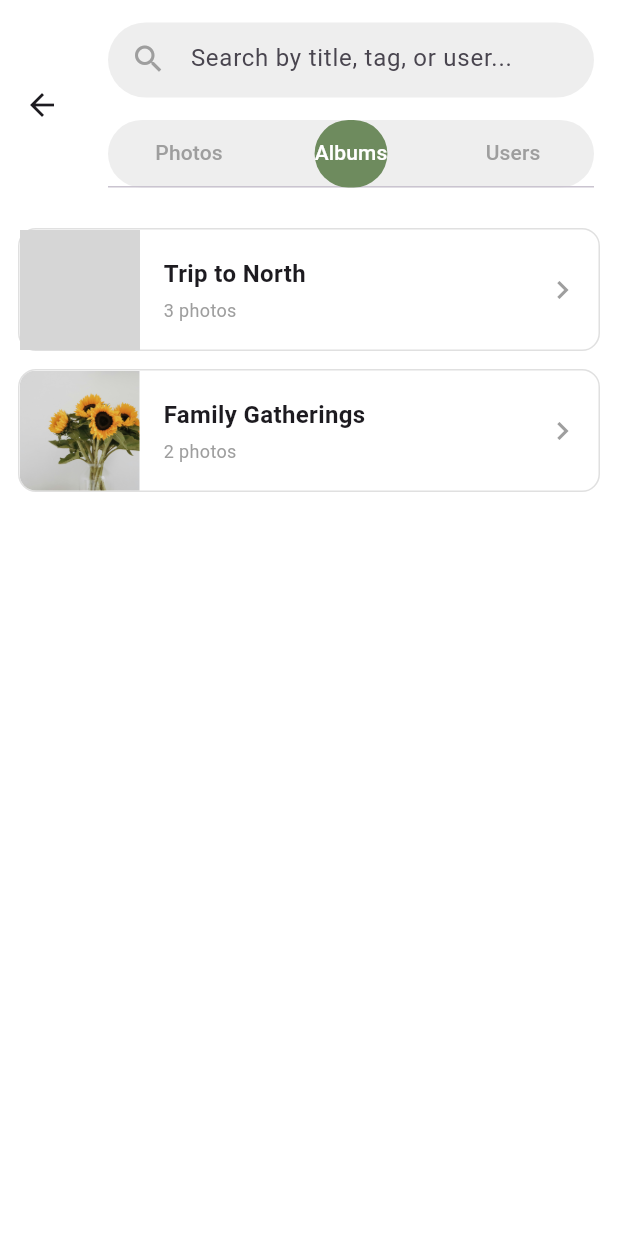
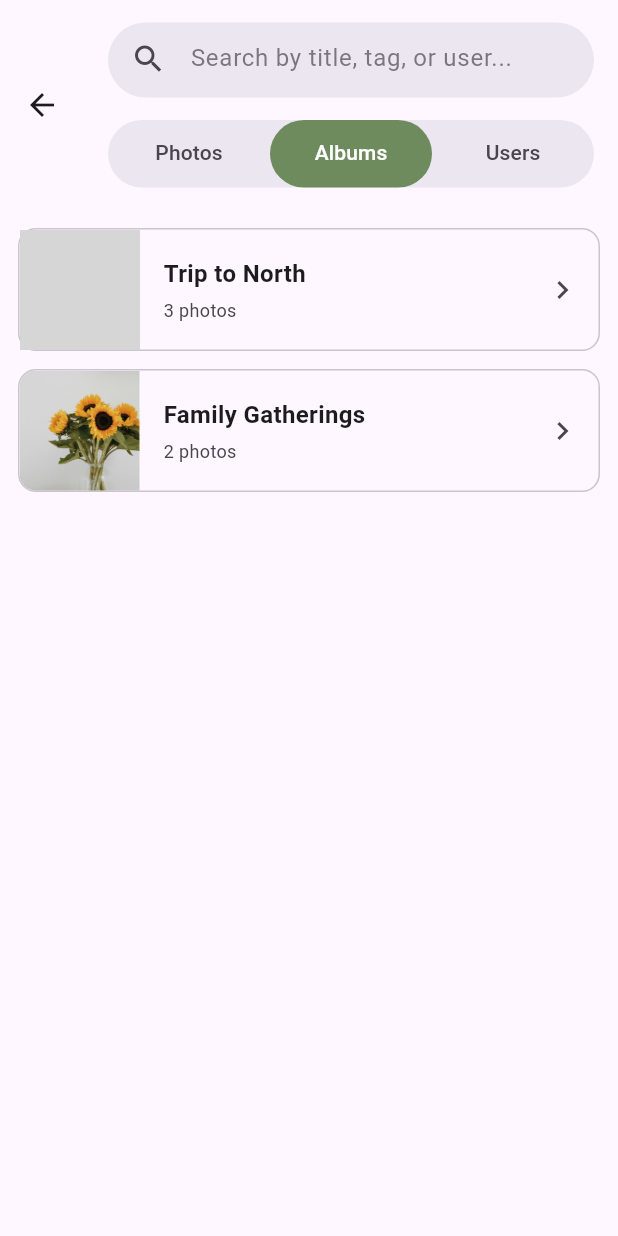
Before and after one commit to mahsaarp/Mora, a Flutter app: the SearchScreen screen opened directly, tab 2 chosen, on a phone screen of 412 x 824 dp. Run offline on Flutter 3.47's test engine with Material 3 defaults, Android fonts, the phone set to English and light mode, and no system bars; our stand-ins replace image_picker; grey boxes are pictures that could not be loaded.

Commit message:
fixed a bug in search page

```diff
--- a/frontend/lib/pages/search_page.dart
+++ b/frontend/lib/pages/search_page.dart
@@ -60,7 +60,8 @@ class _SearchScreenState extends State<SearchScreen> {
     super.dispose();
   }
 
-  Widget _buildImage(String urlOrPath) {
+  Widget _buildImage(String urlOrPath, ThemeData theme) {
+    final scheme = theme.colorScheme;
     if (urlOrPath.startsWith('http')) {
       return Image.network(
         urlOrPath,
@@ -73,15 +74,19 @@ class _SearchScreenState extends State<SearchScreen> {
             borderRadius: 0,
           );
         },
-        errorBuilder: (context, error, stackTrace) =>
-            Container(color: Colors.grey.shade200, child: const Icon(Icons.broken_image)),
+        errorBuilder: (context, error, stackTrace) => Container(
+          color: scheme.surfaceContainerHighest,
+          child: Icon(Icons.broken_image, color: scheme.onSurfaceVariant),
+        ),
       );
     } else {
       return Image.asset(
         urlOrPath,
         fit: BoxFit.cover,
-        errorBuilder: (context, error, stackTrace) =>
-            Container(color: Colors.grey.shade200, child: const Icon(Icons.image_not_supported)),
+        errorBuilder: (context, error, stackTrace) => Container(
+          color: scheme.surfaceContainerHighest,
+          child: Icon(Icons.image_not_supported, color: scheme.onSurfaceVariant),
+        ),
       );
     }
   }
@@ -111,32 +116,38 @@ class _SearchScreenState extends State<SearchScreen> {
 
   @override
   Widget build(BuildContext context) {
+    final theme = Theme.of(context);
+    final scheme = theme.colorScheme;
+
     return DefaultTabController(
       length: 3,
       child: Scaffold(
-        backgroundColor: Colors.white,
+        backgroundColor: theme.scaffoldBackgroundColor,
         appBar: AppBar(
-          backgroundColor: Colors.white,
+          backgroundColor: theme.scaffoldBackgroundColor,
           elevation: 0,
           toolbarHeight: 140,
           title: Column(
             children: [
+              // Search Input Field
               Container(
                 height: 50,
                 padding: const EdgeInsets.symmetric(horizontal: 15),
                 decoration: BoxDecoration(
-                  color: Colors.grey[200],
+                  color: scheme.surfaceContainerHigh,
                   borderRadius: BorderRadius.circular(25),
                 ),
                 child: TextField(
                   controller: _searchController,
+                  style: TextStyle(color: scheme.onSurface),
                   decoration: InputDecoration(
                     hintText: "Search by title, tag, or user...",
+                    hintStyle: TextStyle(color: scheme.onSurfaceVariant.withOpacity(0.7)),
                     border: InputBorder.none,
-                    icon: const Icon(Icons.search, color: Colors.grey),
+                    icon: Icon(Icons.search, color: scheme.onSurfaceVariant),
                     suffixIcon: _searchQuery.isNotEmpty
                         ? IconButton(
-                      icon: const Icon(Icons.clear, color: Colors.grey),
+                      icon: Icon(Icons.clear, color: scheme.onSurfaceVariant),
                       onPressed: () => _searchController.clear(),
                     )
                         : null,
@@ -144,19 +155,22 @@ class _SearchScreenState extends State<SearchScreen> {
                 ),
               ),
               const SizedBox(height: 15),
+              // TabBar Navigation
               Container(
                 height: 45,
                 decoration: BoxDecoration(
-                  color: Colors.grey[200],
+                  color: scheme.surfaceContainerHigh,
                   borderRadius: BorderRadius.circular(25),
                 ),
                 child: TabBar(
+                  dividerColor: Colors.transparent,
+                  indicatorSize: TabBarIndicatorSize.tab,
                   indicator: BoxDecoration(
-                    color: const Color(0xff6E8B5E),
+                    color: const Color(0xff6E8B5E), // رنگ ثابت برند شما برای تب فعال
                     borderRadius: BorderRadius.circular(25),
                   ),
                   labelColor: Colors.white,
-                  unselectedLabelColor: Colors.grey,
+                  unselectedLabelColor: scheme.onSurfaceVariant,
                   tabs: const [
                     Tab(text: "Photos"),
                     Tab(text: "Albums"),
@@ -169,19 +183,25 @@ class _SearchScreenState extends State<SearchScreen> {
         ),
         body: TabBarView(
           children: [
-            _buildPhotosGrid(),
-            _buildAlbumsList(),
-            _buildUsersList(),
+            _buildPhotosGrid(theme),
+            _buildAlbumsList(theme),
+            _buildUsersList(theme),
           ],
         ),
       ),
     );
   }
 
-  Widget _buildPhotosGrid() {
+  Widget _buildPhotosGrid(ThemeData theme) {
+    final scheme = theme.colorScheme;
     final filtered = _filteredPhotos;
     if (filtered.isEmpty) {
-      return const Center(child: Text("No photos found."));
+      return Center(
+        child: Text(
+          "No photos found.",
+          style: TextStyle(color: scheme.onSurfaceVariant),
+        ),
+      );
     }
     return GridView.builder(
       padding: const EdgeInsets.all(12),
@@ -202,12 +222,13 @@ class _SearchScreenState extends State<SearchScreen> {
             ).then((_) => setState(() {}));
           },
           child: Card(
+            color: scheme.surface,
             clipBehavior: Clip.antiAlias,
             shape: RoundedRectangleBorder(borderRadius: BorderRadius.circular(12)),
             child: Stack(
               fit: StackFit.expand,
               children: [
-                _buildImage(photo.imageUrl),
+                _buildImage(photo.imageUrl, theme),
                 Positioned(
                   bottom: 0,
                   left: 0,
@@ -217,7 +238,7 @@ class _SearchScreenState extends State<SearchScreen> {
                       gradient: LinearGradient(
                         begin: Alignment.bottomCenter,
                         end: Alignment.topCenter,
-                        colors: [Colors.black.withOpacity(0.8), Colors.transparent],
+                        colors: [Colors.black.withOpacity(0.85), Colors.transparent],
                       ),
                     ),
                     padding: const EdgeInsets.all(8),
@@ -245,10 +266,16 @@ class _SearchScreenState extends State<SearchScreen> {
     );
   }
 
-  Widget _buildAlbumsList() {
+  Widget _buildAlbumsList(ThemeData theme) {
+    final scheme = theme.colorScheme;
     final filtered = _filteredAlbums;
     if (filtered.isEmpty) {
-      return const Center(child: Text("No albums found."));
+      return Center(
+        child: Text(
+          "No albums found.",
+          style: TextStyle(color: scheme.onSurfaceVariant),
+        ),
+      );
     }
     return ListView.separated(
       padding: const EdgeInsets.all(12),
@@ -268,8 +295,9 @@ class _SearchScreenState extends State<SearchScreen> {
           },
           child: Container(
             decoration: BoxDecoration(
+              color: scheme.surface,
               borderRadius: BorderRadius.circular(12),
-              border: Border.all(color: Colors.grey.shade300),
+              border: Border.all(color: scheme.outlineVariant),
             ),
             child: Row(
               children: [
@@ -278,7 +306,7 @@ class _SearchScreenState extends State<SearchScreen> {
                   child: SizedBox(
                     width: 80,
                     height: 80,
-                    child: _buildImage(coverImage),
+                    child: _buildImage(coverImage, theme),
                   ),
                 ),
                 Expanded(
@@ -289,20 +317,24 @@ class _SearchScreenState extends State<SearchScreen> {
                       children: [
                         Text(
                           album.title,
-                          style: const TextStyle(fontSize: 16, fontWeight: FontWeight.w600),
+                          style: TextStyle(
+                            fontSize: 16,
+                            fontWeight: FontWeight.w600,
+                            color: scheme.onSurface,
+                          ),
                         ),
                         const SizedBox(height: 4),
                         Text(
                           '${album.photoCount} photos',
-                          style: const TextStyle(fontSize: 12, color: Colors.grey),
+                          style: TextStyle(fontSize: 12, color: scheme.onSurfaceVariant),
                         ),
                       ],
                     ),
                   ),
                 ),
-                const Padding(
-                  padding: EdgeInsets.only(right: 12),
-                  child: Icon(Icons.chevron_right, color: Colors.grey),
+                Padding(
+                  padding: const EdgeInsets.only(right: 12),
+                  child: Icon(Icons.chevron_right, color: scheme.onSurfaceVariant),
                 ),
               ],
             ),
@@ -312,10 +344,16 @@ class _SearchScreenState extends State<SearchScreen> {
     );
   }
 
-  Widget _buildUsersList() {
+  Widget _buildUsersList(ThemeData theme) {
+    final scheme = theme.colorScheme;
     final filtered = _filteredUsers;
     if (filtered.isEmpty) {
-      return const Center(child: Text("No users found."));
+      return Center(
+        child: Text(
+          "No users found.",
+          style: TextStyle(color: scheme.onSurfaceVariant),
+        ),
+      );
     }
     return ListView.builder(
       padding: const EdgeInsets.all(12),
@@ -323,6 +361,7 @@ class _SearchScreenState extends State<SearchScreen> {
       itemBuilder: (context, index) {
         final user = filtered[index];
         return Card(
+          color: scheme.surface,
           shape: RoundedRectangleBorder(borderRadius: BorderRadius.circular(12)),
           margin: const EdgeInsets.only(bottom: 10),
           child: ListTile(
@@ -330,15 +369,15 @@ class _SearchScreenState extends State<SearchScreen> {
               child: SizedBox(
                 width: 40,
                 height: 40,
-                child: _buildImage(user.avatar),
+                child: _buildImage(user.avatar, theme),
               ),
             ),
             title: Text(
               user.username,
-              style: const TextStyle(fontWeight: FontWeight.bold),
+              style: TextStyle(fontWeight: FontWeight.bold, color: scheme.onSurface),
             ),
-            subtitle: const Text("User / Creator"),
-            trailing: const Icon(Icons.chevron_right),
+            subtitle: Text("User / Creator", style: TextStyle(color: scheme.onSurfaceVariant)),
+            trailing: Icon(Icons.chevron_right, color: scheme.onSurfaceVariant),
             onTap: () {
               Navigator.push(
                 context,
```
